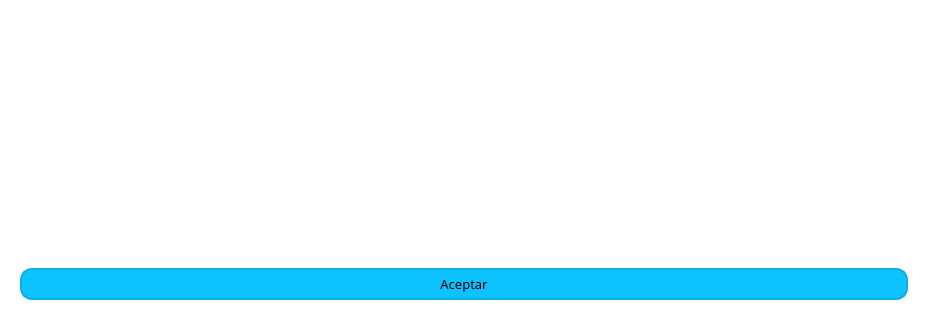
Old version of the form ui/rangeDiscretization.ui in the repository lasaid-udg/iOSA; both pictures show x 0 to 928 and y 342 to 662 of the 928 by 662 pixel window.
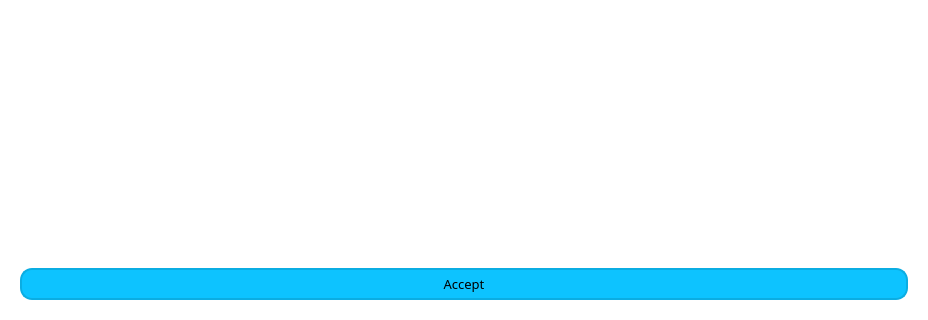
New version of the form.

```diff
--- a/ui/rangeDiscretization.ui
+++ b/ui/rangeDiscretization.ui
@@ -193,7 +193,7 @@
       <item>
        <widget class="QPushButton" name="applyRangesButton">
         <property name="text">
-         <string>Aceptar</string>
+         <string>Accept</string>
         </property>
        </widget>
       </item>
```
Left out of the diff: 4 changed lines with no effect on the pictures.
